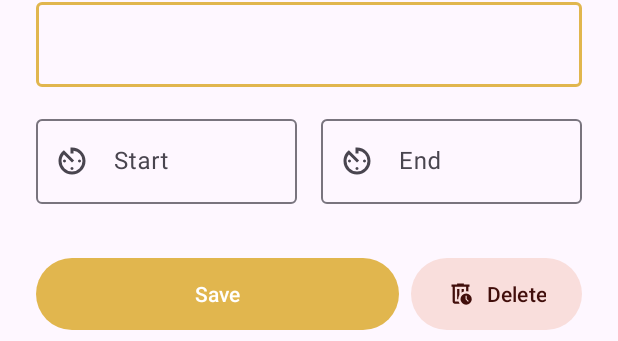
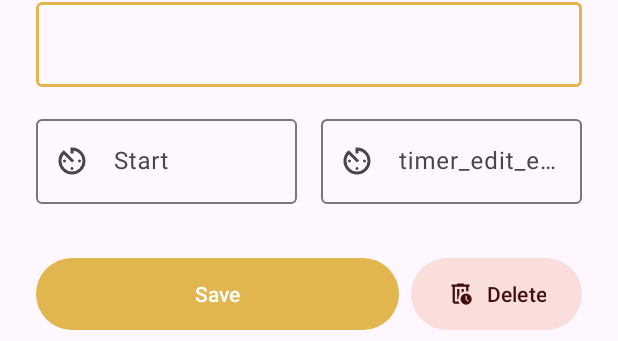
Before and after one commit to ardevd/tagius, an Android app: the layout fragment_edit_record.xml on its own in the app's theme, with its tools: preview values and no code run, on a phone screen of 412 x 824 dp. Shown: the part 163-504 px from the top of the screen. Run offline under Robolectric (Android 15) with nearby library versions, the phone set to English and light mode, and no system bars.

Commit message:
refactor: migrate to string resources

```diff
--- a/app/src/main/res/layout/activity_main.xml
+++ b/app/src/main/res/layout/activity_main.xml
@@ -9,10 +9,10 @@
     android:layout_width="match_parent"
     android:layout_height="?attr/actionBarSize"
     android:background="?attr/colorSurface"
-    app:title="Tagius"
+    app:title="@string/app_name"
     app:titleCentered="true"
     app:layout_constraintEnd_toEndOf="parent"
-    app:layout_constraintStart_toStartOf="parent"
+    app:layout_constraintStart_toStartOf="pare  nt"
     app:layout_constraintTop_toTopOf="parent" />
 
     <androidx.fragment.app.FragmentContainerView
@@ -29,7 +29,7 @@
         android:layout_width="wrap_content"
         android:layout_height="wrap_content"
         android:layout_margin="16dp"
-        android:contentDescription="Start new timer"
+        android:contentDescription="@string/cd_start_new_timer"
         app:srcCompat="@drawable/ic_add"
 
         style="@style/Widget.Material3.FloatingActionButton.Large.Primary"
--- a/app/src/main/res/layout/fragment_edit_record.xml
+++ b/app/src/main/res/layout/fragment_edit_record.xml
@@ -16,7 +16,7 @@
         android:id="@+id/title"
         android:layout_width="wrap_content"
         android:layout_height="wrap_content"
-        android:text="Edit Record"
+        android:text="@string/timer_edit"
         android:textAppearance="?attr/textAppearanceHeadlineSmall"
         android:layout_marginStart="24dp"
         app:layout_constraintStart_toStartOf="parent"
@@ -54,7 +54,7 @@
             android:layout_height="wrap_content"
             android:layout_weight="1"
             android:layout_marginEnd="8dp"
-            android:hint="Start"
+            android:hint="@string/timer_edit_start_hint"
             app:startIconDrawable="@drawable/ic_timer">
 
             <com.google.android.material.textfield.TextInputEditText
@@ -73,7 +73,7 @@
             android:layout_height="wrap_content"
             android:layout_weight="1"
             android:layout_marginStart="8dp"
-            android:hint="End"
+            android:hint="timer_edit_end_hint"
             app:startIconDrawable="@drawable/ic_timer">
 
             <com.google.android.material.textfield.TextInputEditText
@@ -93,7 +93,7 @@
         android:layout_marginTop="32dp"
         android:layout_marginEnd="8dp"
         android:layout_marginStart="24dp"
-        android:text="Save"
+        android:text="@string/timer_edit_save"
         app:layout_constraintEnd_toStartOf="@+id/deleteButton"
         app:layout_constraintStart_toStartOf="parent"
         app:layout_constraintTop_toBottomOf="@id/timeContainer" />
@@ -106,7 +106,7 @@
         android:layout_marginTop="32dp"
         android:layout_marginEnd="24dp"
         app:icon="@drawable/ic_delete"
-        android:text="Delete"
+        android:text="@string/timer_edit_delete"
         android:textColor="?attr/colorOnErrorContainer"
         app:backgroundTint="?attr/colorErrorContainer"
         app:iconTint="?attr/colorOnErrorContainer"
--- a/app/src/main/res/layout/item_record.xml
+++ b/app/src/main/res/layout/item_record.xml
@@ -62,7 +62,7 @@
             android:layout_width="wrap_content"
             android:layout_height="wrap_content"
             android:layout_marginTop="8dp"
-            android:text="Stop"
+            android:text="@string/record_stop"
             android:visibility="gone"
             app:icon="@drawable/ic_stop"
             app:layout_constraintBottom_toBottomOf="parent"
```
Also changed, not shown: app/src/main/res/layout/fragment_add_record.xml (+4 -4 lines), app/src/main/res/layout/fragment_login.xml (+6 -6 lines), app/src/main/res/layout/fragment_records_list.xml (+6 -6 lines), app/src/main/res/values/strings.xml (+28 -6 lines).
